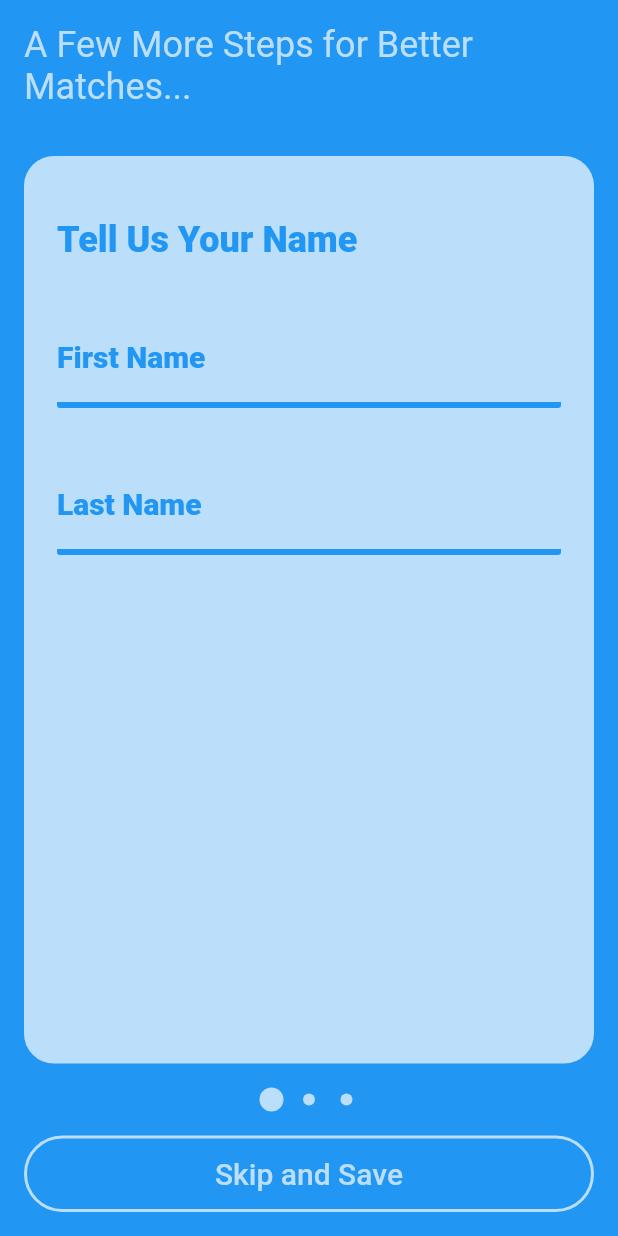
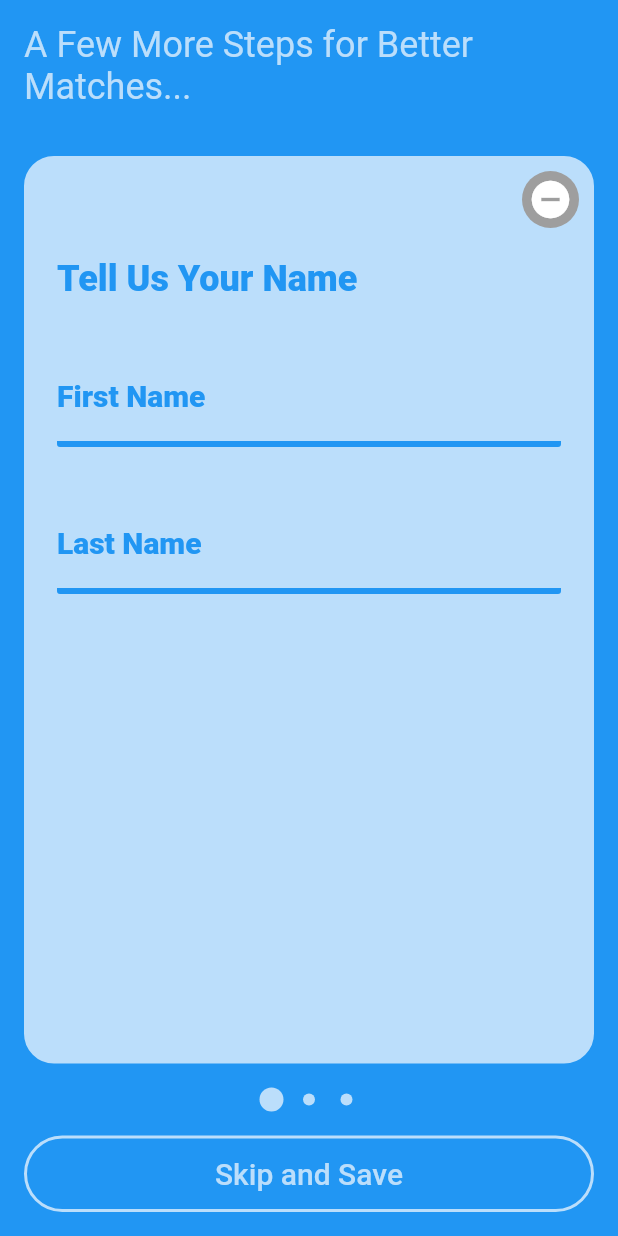
Before and after one commit to FleeToday/whatup, a Flutter app: the CreateProfileScreen widget shown alone on an empty page, opened directly, on a phone screen of 412 x 824 dp. Run offline on Flutter 3.47's test engine with Material 2 defaults, Android fonts, the phone set to English and light mode, and no system bars; our stand-ins replace bloc, cloud_firestore, equatable, firebase_auth, flutter_bloc, flutter_swiper and 2 more; missing offline and left inert: flutter_google_places, geoflutterfire, google_maps_webservice; accounts and stored records are empty.

Commit message:
refine layout

```diff
--- a/lib/screens/ProfileScreen/CreateProfileScreen.dart
+++ b/lib/screens/ProfileScreen/CreateProfileScreen.dart
@@ -21,6 +21,7 @@ class CreateProfileScreenState extends State<CreateProfileScreen> {
   PageController _pageController;
   TextEditingController _firstNameController;
   TextEditingController _lastNameController;
+  bool isNameFilled = false;
 
   @override
   void initState() {
@@ -30,6 +31,28 @@ class CreateProfileScreenState extends State<CreateProfileScreen> {
     _pageController = PageController();
   }
 
+  void _onFirstNameChanged(String firstName) {
+    // setState(() {
+    //   isNameFilled = _firstNameController.text.isNotEmpty &&
+    //       _lastNameController.text.isNotEmpty;
+    // });
+  }
+
+  void _onLastNameChanged(String lastName) {
+    // setState(() {
+    //   isNameFilled = _firstNameController.text.isNotEmpty &&
+    //       _lastNameController.text.isNotEmpty;
+    // });
+  }
+
+  void _onBlur() {
+    print("onBlur");
+    setState(() {
+      isNameFilled = _firstNameController.text.isNotEmpty &&
+          _lastNameController.text.isNotEmpty;
+    });
+  }
+
   @override
   Widget build(BuildContext context) {
     return BlocBuilder<UserProfileBloc, UserProfileState>(
@@ -37,6 +60,9 @@ class CreateProfileScreenState extends State<CreateProfileScreen> {
       if (state is UserProfileRetrievalSuccess) {
         _firstNameController.text = state.currentUserProfile.firstName;
         _lastNameController.text = state.currentUserProfile.lastName;
+
+        isNameFilled = _firstNameController.text.isNotEmpty &&
+            _lastNameController.text.isNotEmpty;
       }
       return Container(
         child: SafeArea(
@@ -64,13 +90,21 @@ class CreateProfileScreenState extends State<CreateProfileScreen> {
                       controller: _pageController,
                       children: <Widget>[
                         QuestionCardWidget(
+                          isCardCompleted: isNameFilled,
                           child: NameQuestionPageWidget(
+                            onBlur: _onBlur,
+                            onFirstNameChanged: _onFirstNameChanged,
+                            onLastNameChanged: _onLastNameChanged,
                             firstNameController: _firstNameController,
                             lastNameController: _lastNameController,
                           ),
                         ),
-                        QuestionCardWidget(),
-                        QuestionCardWidget(),
+                        QuestionCardWidget(
+                          isCardCompleted: false,
+                        ),
+                        QuestionCardWidget(
+                          isCardCompleted: false,
+                        ),
                       ],
                     ),
                   ),
--- a/lib/screens/ProfileScreen/NameQuestionPageWidget.dart
+++ b/lib/screens/ProfileScreen/NameQuestionPageWidget.dart
@@ -3,13 +3,22 @@ import 'package:flutter/material.dart';
 class NameQuestionPageWidget extends StatelessWidget {
   final TextEditingController _firstNameController;
   final TextEditingController _lastNameController;
+  final Function _onFirstNameChanged;
+  final Function _onLastNameChanged;
+  final Function _onBlur;
 
-  const NameQuestionPageWidget(
-      {Key key,
-      @required TextEditingController firstNameController,
-      @required TextEditingController lastNameController})
-      : _firstNameController = firstNameController,
+  const NameQuestionPageWidget({
+    Key key,
+    @required TextEditingController firstNameController,
+    @required TextEditingController lastNameController,
+    @required Function onFirstNameChanged,
+    @required Function onLastNameChanged,
+    @required Function onBlur,
+  })  : _firstNameController = firstNameController,
         _lastNameController = lastNameController,
+        _onFirstNameChanged = onFirstNameChanged,
+        _onLastNameChanged = onLastNameChanged,
+        _onBlur = onBlur,
         super(key: key);
 
   @override
@@ -29,6 +38,9 @@ class NameQuestionPageWidget extends StatelessWidget {
             height: 32,
           ),
           TextField(
+            textInputAction: TextInputAction.next,
+            onEditingComplete: _onBlur,
+            onChanged: _onFirstNameChanged,
             controller: _firstNameController,
             style: TextStyle(
                 color: Theme.of(context).primaryColor,
@@ -51,6 +63,9 @@ class NameQuestionPageWidget extends StatelessWidget {
             height: 32,
           ),
           TextField(
+            textInputAction: TextInputAction.done,
+            onEditingComplete: _onBlur,
+            onChanged: _onLastNameChanged,
             controller: _lastNameController,
             style: TextStyle(
                 color: Theme.of(context).primaryColor,
--- a/lib/screens/ProfileScreen/QuestionCardWidget.dart
+++ b/lib/screens/ProfileScreen/QuestionCardWidget.dart
@@ -2,8 +2,10 @@ import 'package:flutter/material.dart';
 
 class QuestionCardWidget extends StatelessWidget {
   final Widget child;
+  final bool isCardCompleted;
 
-  const QuestionCardWidget({Key key, this.child}) : super(key: key);
+  const QuestionCardWidget({Key key, this.child, this.isCardCompleted})
+      : super(key: key);
 
   @override
   Widget build(BuildContext context) {
@@ -11,8 +13,28 @@ class QuestionCardWidget extends StatelessWidget {
       color: Colors.transparent,
       child: Container(
           margin: EdgeInsets.all(16.0),
-          padding: EdgeInsets.symmetric(horizontal: 20.0, vertical: 40.0),
-          child: SingleChildScrollView(child: child),
+          child: SingleChildScrollView(
+              child: Column(
+            crossAxisAlignment: CrossAxisAlignment.end,
+            children: <Widget>[
+              Container(
+                margin: EdgeInsets.only(top: 8, right: 8),
+                decoration: BoxDecoration(
+                    color: isCardCompleted ? Colors.green[300] : Colors.grey,
+                    borderRadius: BorderRadius.all(Radius.circular(30))),
+                padding: EdgeInsets.all(4),
+                child: Icon(
+                  isCardCompleted ? Icons.check_circle : Icons.remove_circle,
+                  size: 30,
+                  color: Colors.white,
+                ),
+              ),
+              Container(
+                padding: EdgeInsets.symmetric(horizontal: 20.0, vertical: 20.0),
+                child: child,
+              )
+            ],
+          )),
           decoration: BoxDecoration(
             borderRadius: BorderRadius.circular(20),
             border: Border.all(
```
